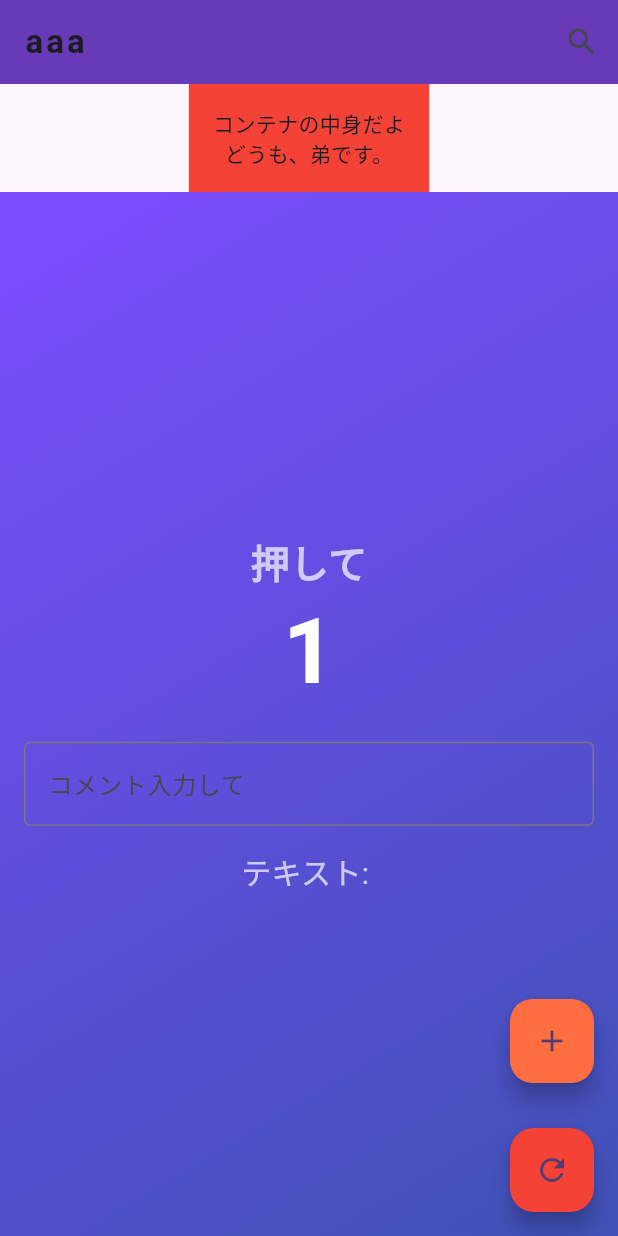
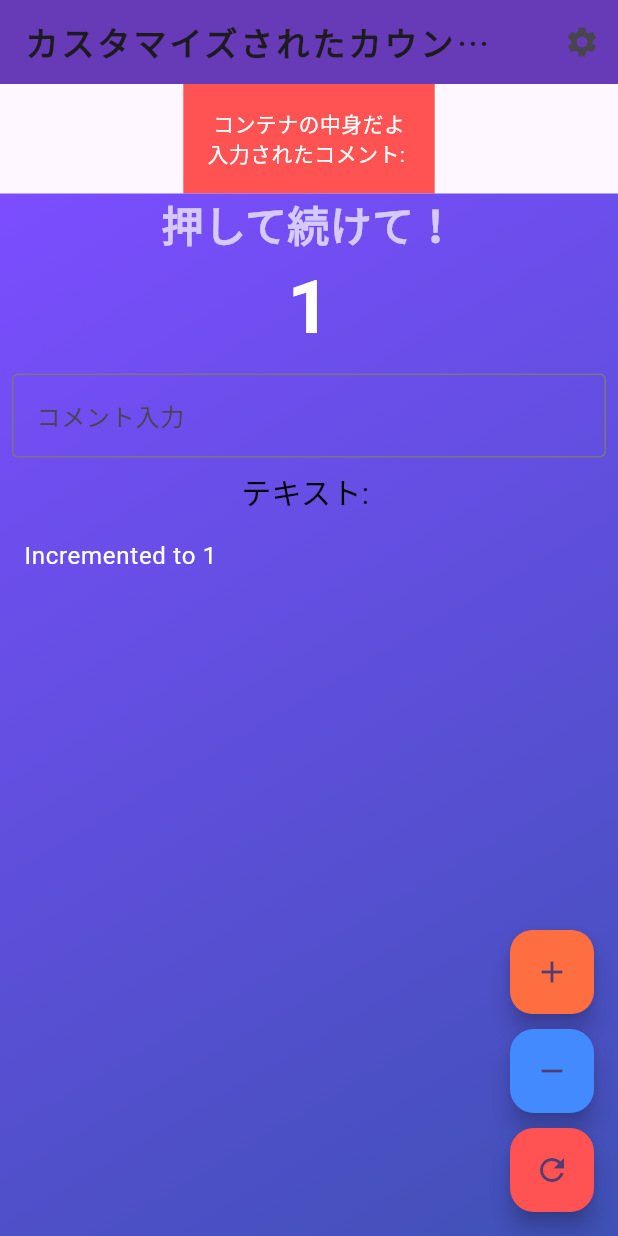
Before and after one commit to shoma-0910/flutter-practice, a Flutter app: the screen it shows after launch, after a tap on the "add" icon, on a phone screen of 412 x 824 dp. Run offline on Flutter 3.47's test engine with Material 3 defaults, Android fonts, the phone set to English and light mode, and no system bars.

Commit message:
lib/main.dart の変更を反映

```diff
--- a/lib/main.dart
+++ b/lib/main.dart
@@ -10,12 +10,12 @@ class MyApp extends StatelessWidget {
   @override
   Widget build(BuildContext context) {
     return MaterialApp(
-      title: 'Flutter',
+      title: 'Flutter Demo',
       theme: ThemeData(
         colorScheme: ColorScheme.fromSeed(seedColor: Colors.deepPurple),
         useMaterial3: true,
       ),
-      home: const MyHomePage(title: 'Flutter Demo'),
+      home: const MyHomePage(title: 'Flutter Custom App'),
     );
   }
 }
@@ -34,15 +34,16 @@ class _MyHomePageState extends State<MyHomePage> with SingleTickerProviderStateM
   late AnimationController _controller;
   late Animation<double> _animation;
   String _inputText = "";
+  List<String> _history = []; // カウンターの履歴を保持するリスト
 
   @override
   void initState() {
     super.initState();
     _controller = AnimationController(
-      duration: const Duration(milliseconds: 200),
+      duration: const Duration(milliseconds: 300),
       vsync: this,
     );
-    _animation = CurvedAnimation(parent: _controller, curve: Curves.easeInOut);
+    _animation = CurvedAnimation(parent: _controller, curve: Curves.bounceInOut);
   }
 
   void _incrementCounter() {
@@ -52,6 +53,22 @@ class _MyHomePageState extends State<MyHomePage> with SingleTickerProviderStateM
 
       if (_counter == 10) {
         _showAchievementDialog();
+      } else if (_counter == 20) {
+        _showCustomMessageDialog("Amazing!", "20回達成！素晴らしい！");
+      }
+
+      // カウンターの履歴に追加
+      _history.add("Incremented to $_counter");
+    });
+  }
+
+  void _decrementCounter() {
+    setState(() {
+      if (_counter > 0) {
+        _counter--;
+        _history.add("Decremented to $_counter");
+      } else {
+        _showWarningDialog("警告", "カウントは0未満にできません！");
       }
     });
   }
@@ -59,10 +76,32 @@ class _MyHomePageState extends State<MyHomePage> with SingleTickerProviderStateM
   void _resetCounter() {
     setState(() {
       _counter = 0;
+      _history.add("Reset to $_counter");
     });
   }
 
+  // カウントが0以下になった時の警告ダイアログ
+  void _showWarningDialog(String title, String message) {
+    showDialog(
+      context: context,
+      builder: (BuildContext context) {
+        return AlertDialog(
+          title: Text(title),
+          content: Text(message),
+          actions: <Widget>[
+            TextButton(
+              child: const Text("OK"),
+              onPressed: () {
+                Navigator.of(context).pop();
+              },
+            ),
+          ],
+        );
+      },
+    );
+  }
 
+  // 成績達成のダイアログ
   void _showAchievementDialog() {
     showDialog(
       context: context,
@@ -83,20 +122,47 @@ class _MyHomePageState extends State<MyHomePage> with SingleTickerProviderStateM
     );
   }
 
+  // カスタムメッセージダイアログ
+  void _showCustomMessageDialog(String title, String message) {
+    showDialog(
+      context: context,
+      builder: (BuildContext context) {
+        return AlertDialog(
+          title: Text(title),
+          content: Text(message),
+          actions: <Widget>[
+            TextButton(
+              child: const Text("OK"),
+              onPressed: () {
+                Navigator.of(context).pop();
+              },
+            ),
+          ],
+        );
+      },
+    );
+  }
+
   // カウント数に応じて背景色を変更
   Color _getBackgroundColor() {
     if (_counter >= 20) {
-      return Colors.green;
+      return Colors.greenAccent;
     } else if (_counter >= 10) {
-      return Colors.blueAccent;
+      return Colors.lightBlueAccent;
     } else {
       return Colors.deepPurpleAccent;
     }
   }
 
-  // カウント数に応じて表示するメッセージ
+  // カウント数に応じたメッセージ
   String _getMessage() {
-    return "押して";
+    if (_counter >= 20) {
+      return "20回超え！すごい！";
+    } else if (_counter >= 10) {
+      return "10回達成！あと少し！";
+    } else {
+      return "押して続けて！";
+    }
   }
 
   @override
@@ -111,7 +177,7 @@ class _MyHomePageState extends State<MyHomePage> with SingleTickerProviderStateM
       appBar: AppBar(
         backgroundColor: Colors.deepPurple,
         title: Text(
-          'aaa',
+          'カスタマイズされたカウンター',
           style: const TextStyle(
             fontWeight: FontWeight.bold,
             letterSpacing: 2.0,
@@ -119,9 +185,9 @@ class _MyHomePageState extends State<MyHomePage> with SingleTickerProviderStateM
         ),
         actions: <Widget>[
           IconButton(
-            icon: Icon(Icons.search),
+            icon: const Icon(Icons.settings),
             onPressed: () {
-              print('Search icon tapped');
+              print('Settings tapped');
             },
           ),
         ],
@@ -130,17 +196,18 @@ class _MyHomePageState extends State<MyHomePage> with SingleTickerProviderStateM
         children: [
           // 赤い背景のコンテナとテキスト
           Container(
-            color: Colors.red,
+            color: Colors.redAccent,
             padding: const EdgeInsets.all(16.0),
             child: Column(
               mainAxisSize: MainAxisSize.min,
-              children: const [
-                Text('コンテナの中身だよ'),
-                Text('どうも、弟です。'),
+              children: [
+                const Text('コンテナの中身だよ', style: TextStyle(color: Colors.white)),
+                Text('入力されたコメント: $_inputText', style: const TextStyle(color: Colors.white)),
               ],
             ),
           ),
 
+          // カウントアニメーションと背景変更
           Expanded(
             child: AnimatedContainer(
               duration: const Duration(milliseconds: 500),
@@ -158,7 +225,7 @@ class _MyHomePageState extends State<MyHomePage> with SingleTickerProviderStateM
                     Text(
                       _getMessage(),
                       style: const TextStyle(
-                        fontSize: 26,
+                        fontSize: 28,
                         color: Colors.white70,
                         fontWeight: FontWeight.w600,
                       ),
@@ -168,19 +235,20 @@ class _MyHomePageState extends State<MyHomePage> with SingleTickerProviderStateM
                       child: Text(
                         '$_counter',
                         style: const TextStyle(
-                          fontSize: 60,
+                          fontSize: 50,
                           color: Colors.white,
                           fontWeight: FontWeight.bold,
                         ),
                       ),
                     ),
 
+                    // テキストボックスを追加
                     Padding(
-                      padding: const EdgeInsets.all(16.0),
+                      padding: const EdgeInsets.all(8.0),
                       child: TextField(
                         decoration: const InputDecoration(
                           border: OutlineInputBorder(),
-                          labelText: 'コメント入力して',
+                          labelText: 'コメント入力',
                         ),
                         onChanged: (text) {
                           setState(() {
@@ -195,7 +263,19 @@ class _MyHomePageState extends State<MyHomePage> with SingleTickerProviderStateM
                       'テキスト: $_inputText',
                       style: const TextStyle(
                         fontSize: 20,
-                        color: Colors.white70,
+                        color: Colors.black,
+                      ),
+                    ),
+
+                    // カウンターの履歴を表示
+                    Expanded(
+                      child: ListView.builder(
+                        itemCount: _history.length,
+                        itemBuilder: (context, index) {
+                          return ListTile(
+                            title: Text(_history[index], style: const TextStyle(color: Colors.white)),
+                          );
+                        },
                       ),
                     ),
                   ],
@@ -217,11 +297,18 @@ class _MyHomePageState extends State<MyHomePage> with SingleTickerProviderStateM
             ),
             child: const Icon(Icons.add),
           ),
-          const SizedBox(height: 30),
+          const SizedBox(height: 10),
+          FloatingActionButton(
+            onPressed: _decrementCounter,
+            tooltip: 'Decrement',
+            backgroundColor: Colors.blueAccent,
+            child: const Icon(Icons.remove),
+          ),
+          const SizedBox(height: 10),
           FloatingActionButton(
             onPressed: _resetCounter,
             tooltip: 'Reset',
-            backgroundColor: Colors.red,
+            backgroundColor: Colors.redAccent,
             child: const Icon(Icons.refresh),
           ),
         ],
```
